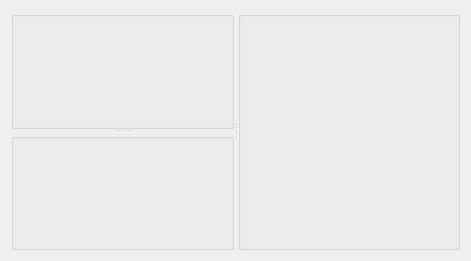
Old version of the form mdaviz/resources/mda_folder.ui in the repository BCDA-APS/mdaviz.
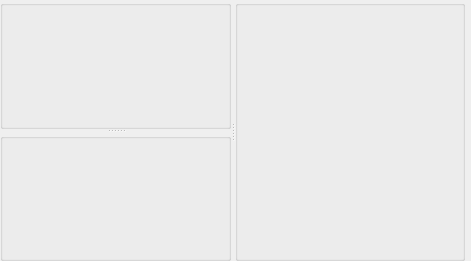
New version of the form.

Commit message: ENH #109 #110 remove folder tab and reduce layout margins

```diff
--- a/mdaviz/resources/mda_folder.ui
+++ b/mdaviz/resources/mda_folder.ui
@@ -14,6 +14,21 @@
    <string>Form</string>
   </property>
   <layout class="QHBoxLayout" name="horizontalLayout_3">
+   <property name="spacing">
+    <number>0</number>
+   </property>
+   <property name="leftMargin">
+    <number>0</number>
+   </property>
+   <property name="topMargin">
+    <number>0</number>
+   </property>
+   <property name="rightMargin">
+    <number>6</number>
+   </property>
+   <property name="bottomMargin">
+    <number>0</number>
+   </property>
    <item>
     <widget class="QSplitter" name="hsplitter">
      <property name="orientation">
@@ -27,20 +42,68 @@
        <property name="title">
         <string/>
        </property>
-       <layout class="QHBoxLayout" name="horizontalLayout"/>
+       <layout class="QHBoxLayout" name="horizontalLayout">
+        <property name="spacing">
+         <number>0</number>
+        </property>
+        <property name="leftMargin">
+         <number>0</number>
+        </property>
+        <property name="topMargin">
+         <number>0</number>
+        </property>
+        <property name="rightMargin">
+         <number>0</number>
+        </property>
+        <property name="bottomMargin">
+         <number>0</number>
+        </property>
+       </layout>
       </widget>
       <widget class="QGroupBox" name="mda_groupbox">
        <property name="title">
         <string/>
        </property>
-       <layout class="QHBoxLayout" name="horizontalLayout_2"/>
+       <layout class="QHBoxLayout" name="horizontalLayout_2">
+        <property name="spacing">
+         <number>0</number>
+        </property>
+        <property name="leftMargin">
+         <number>0</number>
+        </property>
+        <property name="topMargin">
+         <number>0</number>
+        </property>
+        <property name="rightMargin">
+         <number>0</number>
+        </property>
+        <property name="bottomMargin">
+         <number>0</number>
+        </property>
+       </layout>
       </widget>
      </widget>
      <widget class="QGroupBox" name="viz_groupbox">
       <property name="title">
        <string/>
       </property>
-      <layout class="QHBoxLayout" name="horizontalLayout"/>
+      <layout class="QHBoxLayout" name="horizontalLayout">
+       <property name="spacing">
+        <number>0</number>
+       </property>
+       <property name="leftMargin">
+        <number>0</number>
+       </property>
+       <property name="topMargin">
+        <number>0</number>
+       </property>
+       <property name="rightMargin">
+        <number>0</number>
+       </property>
+       <property name="bottomMargin">
+        <number>0</number>
+       </property>
+      </layout>
      </widget>
     </widget>
    </item>
```
The commit also changes 6 other files.
